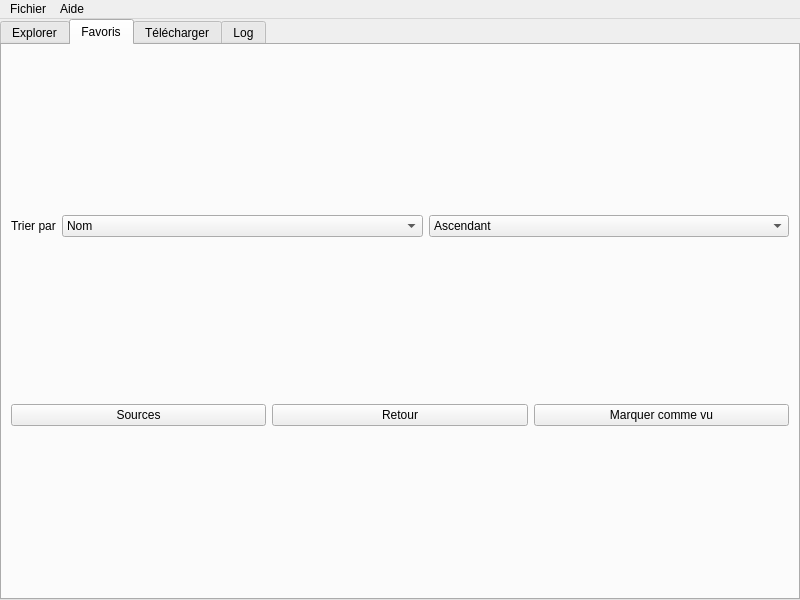
Qt form ui/mainWindow.ui (XanderMld/imgbrd-grabber) before a commit.
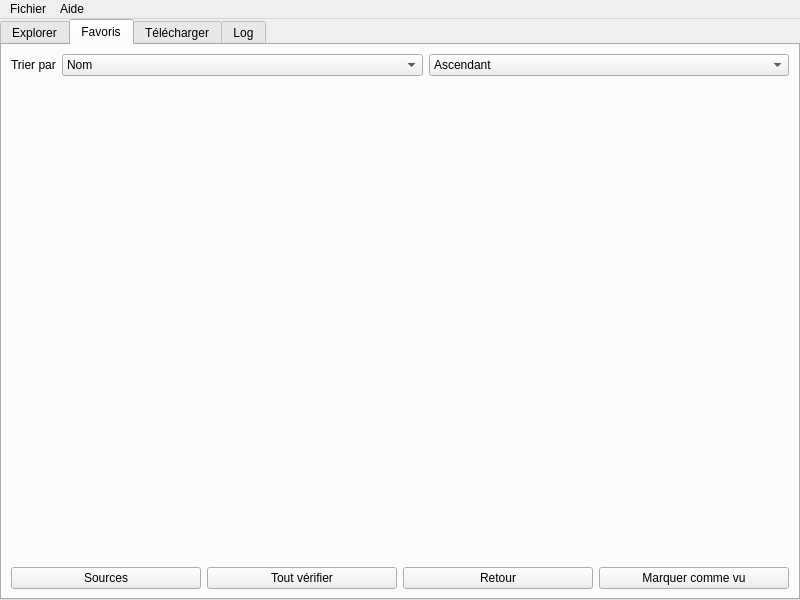
The same form after that commit. The open tabs and pages were chosen to show the change. Icons and pictures are not drawn.

Commit message: Check favorites

The edit to the form file:
```diff
--- a/ui/mainWindow.ui
+++ b/ui/mainWindow.ui
@@ -246,7 +246,7 @@
        <layout class="QVBoxLayout" name="verticalLayout_4">
         <item>
          <widget class="QWidget" name="widget_2" native="true">
-          <layout class="QVBoxLayout" name="verticalLayout_5" stretch="0,1,0,0">
+          <layout class="QVBoxLayout" name="verticalLayout_5" stretch="0,1,0,0,0">
            <property name="spacing">
             <number>6</number>
            </property>
@@ -316,11 +316,33 @@
             </layout>
            </item>
            <item>
-            <layout class="QGridLayout" name="layoutFavorites"/>
+            <widget class="QWidget" name="widgetFavorites" native="true">
+             <layout class="QVBoxLayout" name="verticalLayout_3">
+              <property name="margin">
+               <number>0</number>
+              </property>
+              <item>
+               <layout class="QGridLayout" name="layoutFavorites"/>
+              </item>
+             </layout>
+            </widget>
            </item>
            <item>
             <layout class="QGridLayout" name="layoutFavoritesResults"/>
            </item>
+           <item>
+            <spacer name="verticalSpacer_2">
+             <property name="orientation">
+              <enum>Qt::Vertical</enum>
+             </property>
+             <property name="sizeHint" stdset="0">
+              <size>
+               <width>0</width>
+               <height>0</height>
+              </size>
+             </property>
+            </spacer>
+           </item>
            <item>
             <layout class="QHBoxLayout" name="horizontalLayout_2">
              <item>
@@ -330,6 +352,13 @@
                </property>
               </widget>
              </item>
+             <item>
+              <widget class="QPushButton" name="pushButton_2">
+               <property name="text">
+                <string>Tout vérifier</string>
+               </property>
+              </widget>
+             </item>
              <item>
               <widget class="QPushButton" name="buttonBack">
                <property name="text">
```
Left out of the diff: 23 changed lines with no effect on the pictures. The commit also changes 7 other files.
